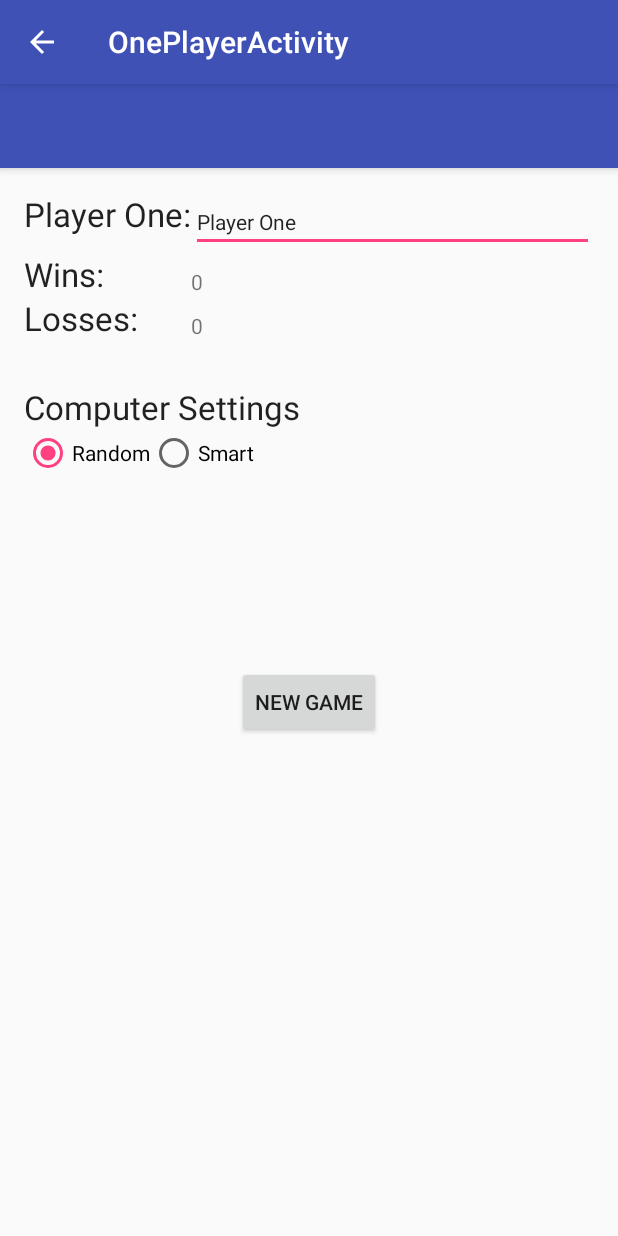
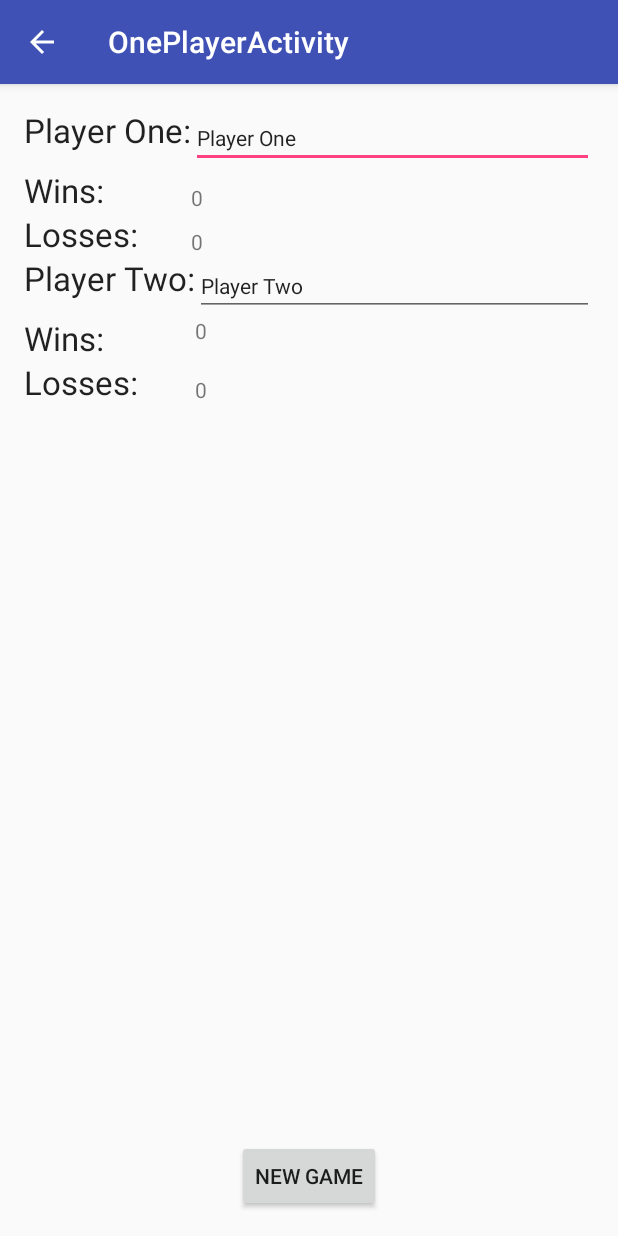
Before and after one commit to LucasAssisRo/Omok2, an Android app: the OnePlayerActivity screen opened directly, with no data from a screen before it, on a phone screen of 412 x 824 dp. Run offline under Robolectric (Android 15) with nearby library versions, the phone set to English and light mode, and no system bars.

Commit message:
fragment responsive design

```diff
--- a/app/src/main/java/edu/utep/cs/cs4330/hw3/omok/control/OnePlayerActivity.java
+++ b/app/src/main/java/edu/utep/cs/cs4330/hw3/omok/control/OnePlayerActivity.java
@@ -1,8 +1,14 @@
 package edu.utep.cs.cs4330.hw3.omok.control;
 
+import android.app.Activity;
+import android.content.res.Configuration;
 import android.os.Bundle;
 import android.support.design.widget.FloatingActionButton;
 import android.support.design.widget.Snackbar;
+import android.support.v4.app.Fragment;
+import android.support.v4.app.FragmentManager;
+import android.support.v4.app.FragmentPagerAdapter;
+import android.support.v4.view.ViewPager;
 import android.support.v7.app.AppCompatActivity;
 import android.support.v7.widget.Toolbar;
 import android.view.View;
@@ -11,15 +17,41 @@ import edu.utep.cs.cs4330.hw3.omok.R;
 import edu.utep.cs.cs4330.hw3.omok.model.OmokGame;
 
 public class OnePlayerActivity extends AppCompatActivity {
-    private OmokGame omokGame;
+    private ViewPager viewPager;
+
     @Override
     protected void onCreate(Bundle savedInstanceState) {
         super.onCreate(savedInstanceState);
         setContentView(R.layout.activity_one_player);
-        Toolbar toolbar = (Toolbar) findViewById(R.id.toolbar);
-        setSupportActionBar(toolbar);
-        getSupportActionBar().setDisplayHomeAsUpEnabled(true);
-        omokGame = new OmokGame();
+        if (getResources().getConfiguration().orientation == Configuration.ORIENTATION_PORTRAIT) {
+            viewPager = (ViewPager) findViewById(R.id.pager);
+            viewPager.setAdapter(new MyAdapter(getSupportFragmentManager()));
+        }
     }
 
+    class MyAdapter extends FragmentPagerAdapter {
+
+        public MyAdapter(FragmentManager fm) {
+            super(fm);
+            // TODO Auto-generated constructor stub
+        }
+
+        @Override
+        public Fragment getItem(int arg0) {
+            // TODO Auto-generated method stub
+            Fragment fragment = null;
+            if (arg0 == 0) {
+                fragment = new TwoPlayersActivityFragment();
+            } else if (arg0 == 1) {
+                fragment = new GameFragment();
+            }
+            return fragment;
+        }
+
+        @Override
+        public int getCount() {
+            return 2;
+        }
+
+    }
 }
--- /dev/null
+++ b/app/src/main/res/layout-land/activity_one_player.xml
@@ -0,0 +1,23 @@
+<?xml version="1.0" encoding="utf-8"?>
+<LinearLayout xmlns:android="http://schemas.android.com/apk/res/android"
+    xmlns:tools="http://schemas.android.com/tools"
+    android:layout_width="match_parent"
+    android:layout_height="match_parent"
+    android:orientation="horizontal">
+
+    <fragment
+        class="edu.utep.cs.cs4330.hw3.omok.control.OnePlayerActivityFragment"
+        tools:layout="@layout/fragment_one_player"
+        android:id="@+id/fragment_one_player"
+        android:layout_width="300dp"
+        android:layout_height="match_parent"
+        android:layout_weight="0" />
+
+    <fragment
+        class="edu.utep.cs.cs4330.hw3.omok.control.GameFragment"
+        tools:layout="@layout/fragment_game"
+        android:id="@+id/fragment_game"
+        android:layout_width="0dp"
+        android:layout_height="match_parent"
+        android:layout_weight="1" />
+</LinearLayout>
--- a/app/src/main/res/layout/activity_one_player.xml
+++ b/app/src/main/res/layout/activity_one_player.xml
@@ -7,20 +7,10 @@
     android:fitsSystemWindows="true"
     tools:context="edu.utep.cs.cs4330.hw3.omok.control.OnePlayerActivity">
 
-    <android.support.design.widget.AppBarLayout
+    <android.support.v4.view.ViewPager
+        xmlns:android="http://schemas.android.com/apk/res/android"
+        android:id="@+id/pager"
         android:layout_width="match_parent"
-        android:layout_height="wrap_content"
-        android:theme="@style/AppTheme.AppBarOverlay">
-
-        <android.support.v7.widget.Toolbar
-            android:id="@+id/toolbar"
-            android:layout_width="match_parent"
-            android:layout_height="?attr/actionBarSize"
-            android:background="?attr/colorPrimary"
-            app:popupTheme="@style/AppTheme.PopupOverlay" />
-
-    </android.support.design.widget.AppBarLayout>
-
-    <include layout="@layout/content_one_player" />
+        android:layout_height="match_parent" />
 
 </android.support.design.widget.CoordinatorLayout>
--- a/app/src/main/res/layout/activity_two_players.xml
+++ b/app/src/main/res/layout/activity_two_players.xml
@@ -12,6 +12,5 @@
         android:id="@+id/pager"
         android:layout_width="match_parent"
         android:layout_height="match_parent" />
-  <!--  <include layout="@layout/content_two_players" />-->
 
 </android.support.design.widget.CoordinatorLayout>
--- a/app/src/main/res/layout/fragment_one_player.xml
+++ b/app/src/main/res/layout/fragment_one_player.xml
@@ -6,8 +6,7 @@
     android:paddingLeft="@dimen/activity_horizontal_margin"
     android:paddingRight="@dimen/activity_horizontal_margin"
     android:paddingTop="@dimen/activity_vertical_margin"
-    tools:context="edu.utep.cs.cs4330.hw3.omok.control.OnePlayerActivityFragment"
-    tools:showIn="@layout/activity_one_player">
+    tools:context="edu.utep.cs.cs4330.hw3.omok.control.OnePlayerActivityFragment">
     <TextView
         android:id="@+id/textViewPlayerOneName"
         android:layout_width="wrap_content"
@@ -106,6 +105,6 @@
         android:layout_width="wrap_content"
         android:layout_height="wrap_content"
         android:text="@string/new_game"
-        android:layout_centerVertical="true"
+        android:layout_alignParentBottom="true"
         android:layout_centerHorizontal="true" />
 </RelativeLayout>
--- a/app/src/main/res/layout/fragment_two_players.xml
+++ b/app/src/main/res/layout/fragment_two_players.xml
@@ -6,8 +6,7 @@
     android:paddingLeft="@dimen/activity_horizontal_margin"
     android:paddingRight="@dimen/activity_horizontal_margin"
     android:paddingTop="@dimen/activity_vertical_margin"
-    tools:context="edu.utep.cs.cs4330.hw3.omok.control.TwoPlayersActivityFragment"
-    tools:showIn="@layout/activity_two_players">
+    tools:context="edu.utep.cs.cs4330.hw3.omok.control.TwoPlayersActivityFragment">
 
     <TextView
         android:id="@+id/textViewPlayerOneName"
@@ -136,7 +135,7 @@
         android:id="@+id/buttonNewGame"
         android:layout_width="wrap_content"
         android:layout_height="wrap_content"
-        android:layout_centerHorizontal="true"
-        android:layout_centerVertical="true"
-        android:text="@string/new_game" />
+        android:text="@string/new_game"
+        android:layout_alignParentBottom="true"
+        android:layout_centerHorizontal="true" />
 </RelativeLayout><!--  -->
```
Also changed, not shown: app/src/main/java/edu/utep/cs/cs4330/hw3/omok/control/TwoPlayersActivity.java (+5 -2 lines), app/src/main/res/layout-land/activity_two_players.xml (added, +22 -0 lines).
